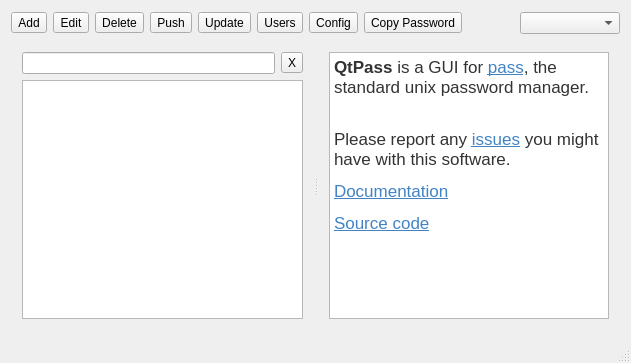
Old version of the form mainwindow.ui in the repository IJHack/QtPass.
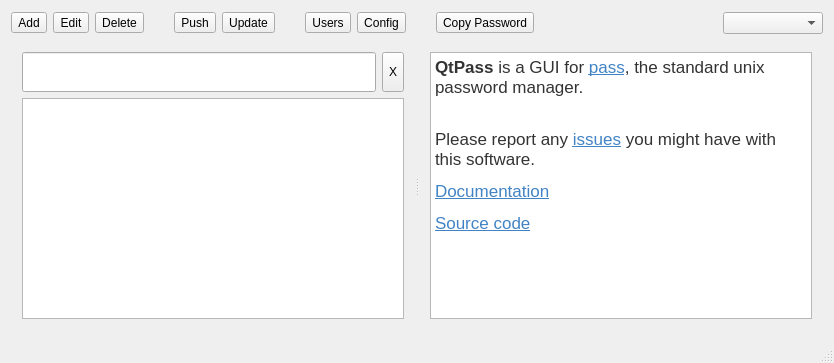
New version of the form. Icons and pictures are not drawn.

Commit message: Searchbar has same size as Button with icon

```diff
--- a/mainwindow.ui
+++ b/mainwindow.ui
@@ -6,7 +6,7 @@
    <rect>
     <x>0</x>
     <y>0</y>
-    <width>631</width>
+    <width>834</width>
     <height>363</height>
    </rect>
   </property>
@@ -233,10 +233,23 @@
         <item>
          <layout class="QHBoxLayout" name="horizontalLayout">
           <item>
-           <widget class="QLineEdit" name="lineEdit"/>
+           <widget class="QLineEdit" name="lineEdit">
+            <property name="minimumSize">
+             <size>
+              <width>0</width>
+              <height>40</height>
+             </size>
+            </property>
+           </widget>
           </item>
           <item>
            <widget class="QToolButton" name="clearButton">
+            <property name="minimumSize">
+             <size>
+              <width>0</width>
+              <height>40</height>
+             </size>
+            </property>
             <property name="text">
              <string>X</string>
             </property>
```
Left out of the diff: 36 changed lines with no effect on the pictures.
